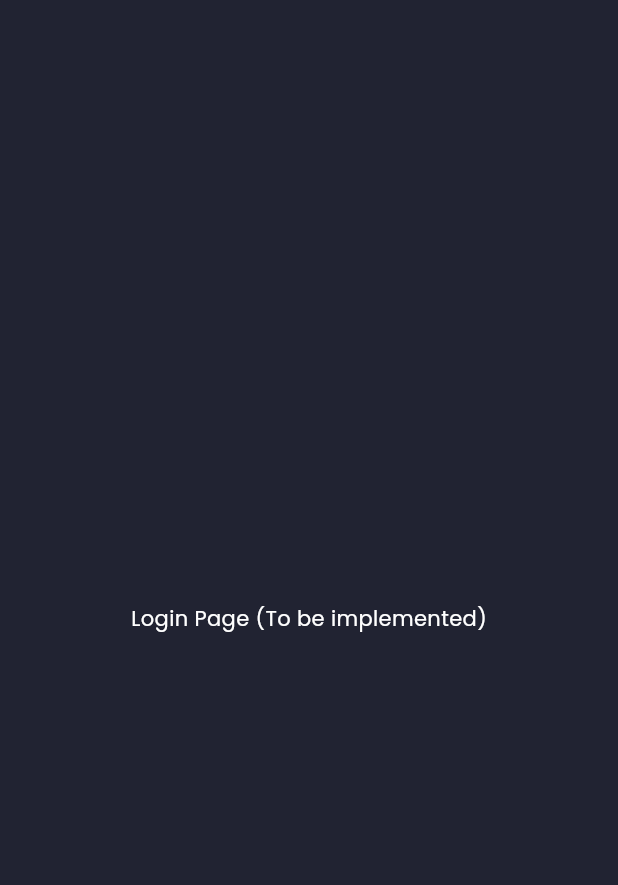
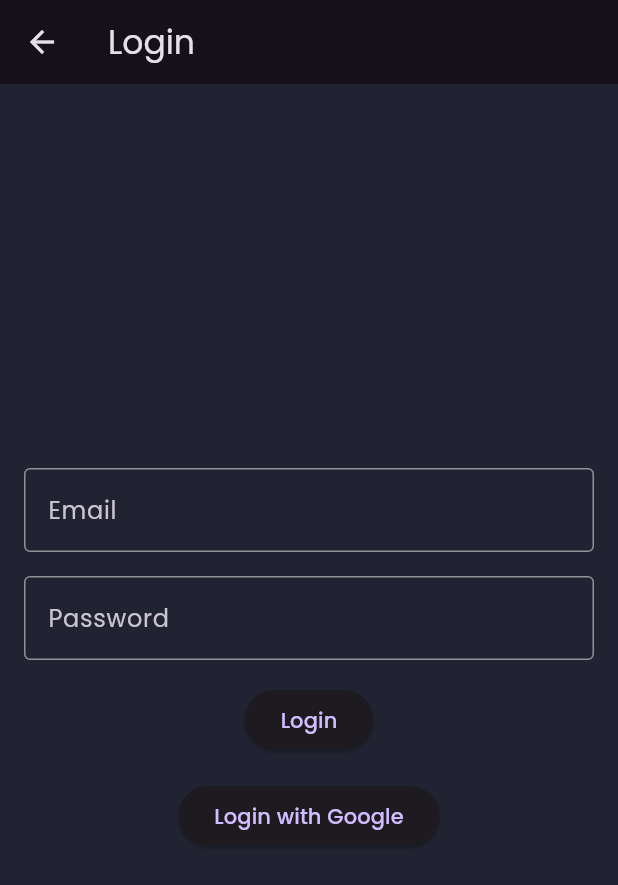
Before and after one commit to raouf-zobir/Tatweer-Hackathon, a Flutter app: the LogoutPage screen opened directly, after a tap on "Logout", on a phone screen of 412 x 824 dp. Shown: the top 885 px of the screen. Run offline on Flutter 3.47's test engine with Material 3 defaults, Android fonts, the phone set to English and light mode, and no system bars; our stand-ins replace fl_chart, flutter_svg, google_fonts.

Commit message:
add login page

```diff
--- /dev/null
+++ b/code/frontend/lib/screens/auth/login_page.dart
@@ -0,0 +1,50 @@
+import 'package:flutter/material.dart';
+
+class LoginPage extends StatelessWidget {
+  const LoginPage({Key? key}) : super(key: key);
+
+  @override
+  Widget build(BuildContext context) {
+    return Scaffold(
+      appBar: AppBar(
+        title: const Text("Login"),
+      ),
+      body: Padding(
+        padding: const EdgeInsets.all(16.0),
+        child: Column(
+          mainAxisAlignment: MainAxisAlignment.center,
+          children: [
+            TextField(
+              decoration: const InputDecoration(
+                labelText: "Email",
+                border: OutlineInputBorder(),
+              ),
+            ),
+            const SizedBox(height: 16),
+            TextField(
+              decoration: const InputDecoration(
+                labelText: "Password",
+                border: OutlineInputBorder(),
+              ),
+              obscureText: true,
+            ),
+            const SizedBox(height: 16),
+            ElevatedButton(
+              onPressed: () {
+                // Add your login logic here
+              },
+              child: const Text("Login"),
+            ),
+            const SizedBox(height: 16),
+            ElevatedButton(
+              onPressed: () {
+                // Add your Google login logic here
+              },
+              child: const Text("Login with Google"),
+            ),
+          ],
+        ),
+      ),
+    );
+  }
+}
--- a/code/frontend/lib/screens/auth/logout_page.dart
+++ b/code/frontend/lib/screens/auth/logout_page.dart
@@ -1,4 +1,5 @@
 import 'package:flutter/material.dart';
+import 'login_page.dart'; // Add this import
 import '../../constants/style.dart';
 
 class LogoutPage extends StatelessWidget {
@@ -44,15 +45,10 @@
                       ),
                     ),
                     onPressed: () {
-                      // Add your logout logic here
-                      // For now, just navigate to login page
+                      // Navigate to login page
                       Navigator.of(context).pushReplacement(
                         MaterialPageRoute(
-                          builder: (context) => const Scaffold(
-                            body: Center(
-                              child: Text("Login Page (To be implemented)"),
-                            ),
-                          ),
+                          builder: (context) => const LoginPage(),
                         ),
                       );
                     },
```
